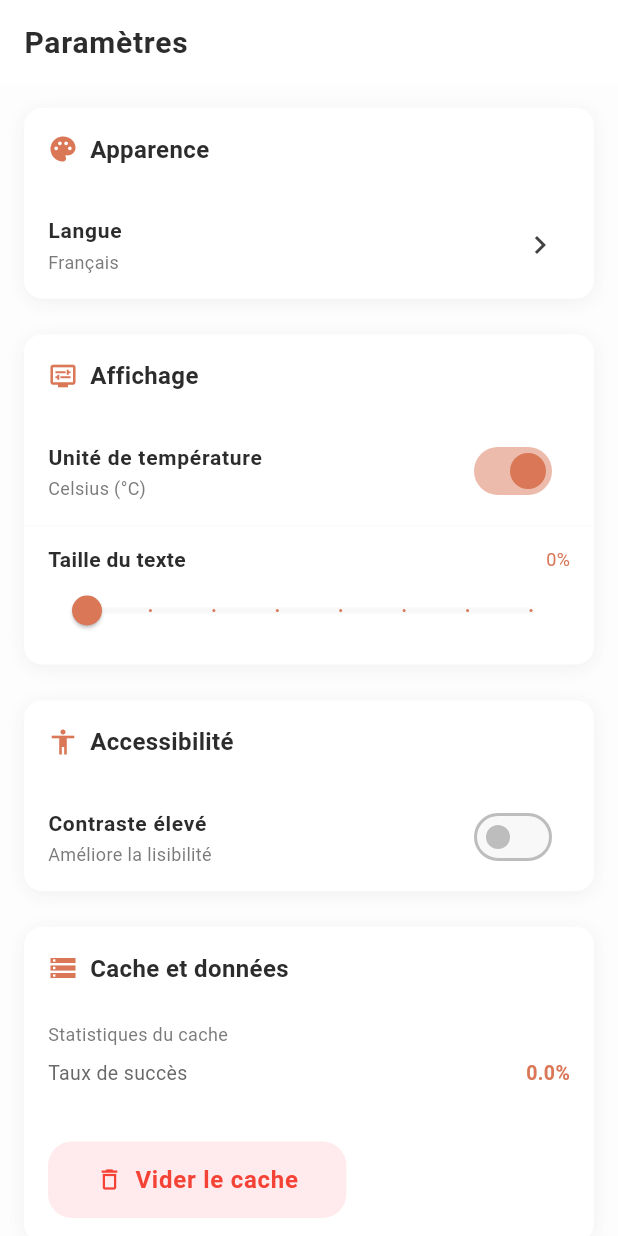
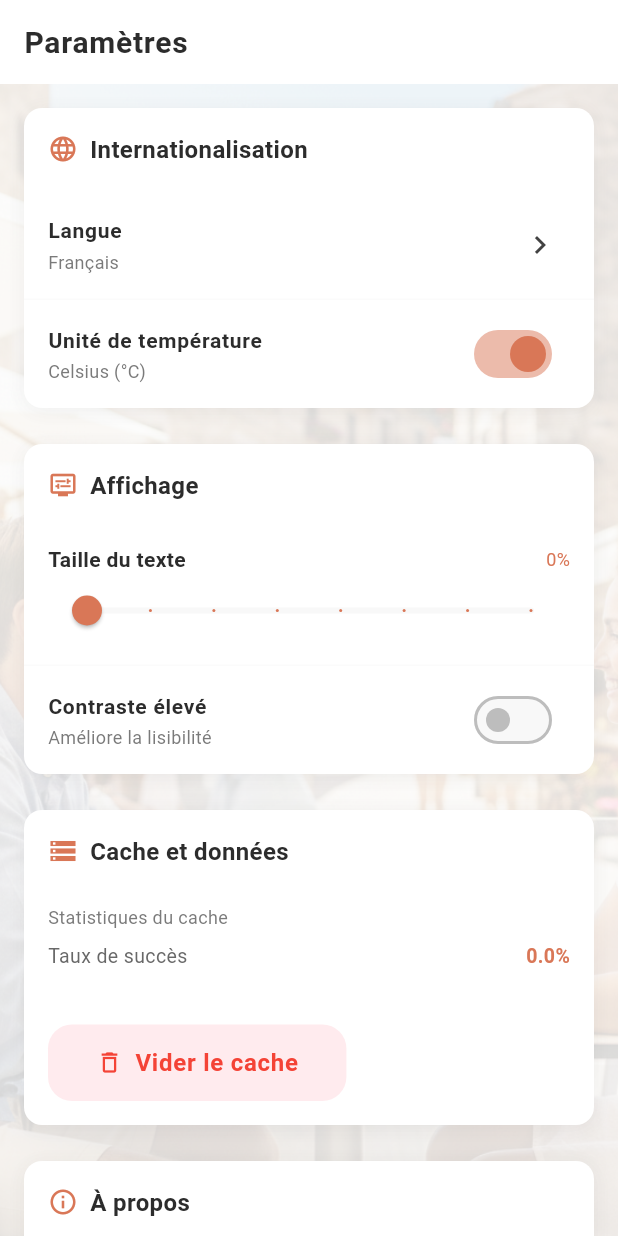
Before and after one commit to misterchanel/iwantsun-app, a Flutter app: the SettingsScreen screen opened by its route, on a phone screen of 412 x 824 dp. Run offline on Flutter 3.47's test engine with Material 3 defaults, Android fonts, the phone set to English and light mode, and no system bars; our stand-ins replace connectivity_plus, dio, equatable, flutter_dotenv, flutter_map, geolocator and 7 more; accounts and stored records are empty.

Commit message:
Point 4: Reorganisation ecran parametres - Section Internationalisation avec langue et unite temperature - Contraste eleve deplace dans Affichage - Section Accessibilite supprimee - Fond terrasse.png ajoute - Bouton reinitialiser en orange Co-Authored-By: Claude Opus 4.5 <noreply@anthropic.com>

```diff
--- a/lib/presentation/screens/settings_screen.dart
+++ b/lib/presentation/screens/settings_screen.dart
@@ -67,7 +67,15 @@ class _SettingsScreenState extends State<SettingsScreen> {
       ),
       body: _isLoading
           ? const Center(child: CircularProgressIndicator())
-          : ListView(
+          : Container(
+              decoration: const BoxDecoration(
+                image: DecorationImage(
+                  image: AssetImage('assets/images/terrasse.png'),
+                  fit: BoxFit.cover,
+                  opacity: 0.15,
+                ),
+              ),
+              child: ListView(
                 padding: EdgeInsets.fromLTRB(
                   16,
                   16,
@@ -76,10 +84,12 @@ class _SettingsScreenState extends State<SettingsScreen> {
                 ),
                 children: [
                   _buildSection(
-                  title: 'Apparence',
-                  icon: Icons.palette,
+                    title: 'Internationalisation',
+                    icon: Icons.language,
                     children: [
                       _buildLanguageSelector(),
+                      _buildDivider(),
+                      _buildTemperatureUnitSwitch(),
                     ],
                   ),
                   const SizedBox(height: 24),
@@ -87,16 +97,8 @@ class _SettingsScreenState extends State<SettingsScreen> {
                     title: 'Affichage',
                     icon: Icons.display_settings,
                     children: [
-                    _buildTemperatureUnitSwitch(),
+                      _buildTextScaleSlider(),
                       _buildDivider(),
-                    _buildTextScaleSlider(),
-                  ],
-                ),
-                const SizedBox(height: 24),
-                _buildSection(
-                  title: 'Accessibilité',
-                  icon: Icons.accessibility,
-                  children: [
                       _buildHighContrastSwitch(),
                     ],
                   ),
@@ -121,6 +123,7 @@ class _SettingsScreenState extends State<SettingsScreen> {
                   const SizedBox(height: 24),
                   _buildResetButton(),
                 ],
+              ),
             ),
     );
   }
@@ -502,7 +505,7 @@ class _SettingsScreenState extends State<SettingsScreen> {
   Widget _buildResetButton() {
     return Padding(
       padding: const EdgeInsets.symmetric(horizontal: 16),
-      child: OutlinedButton.icon(
+      child: ElevatedButton.icon(
         onPressed: () async {
           final confirm = await showDialog<bool>(
             context: context,
@@ -545,9 +548,13 @@ class _SettingsScreenState extends State<SettingsScreen> {
         },
         icon: const Icon(Icons.restore),
         label: const Text('Réinitialiser aux valeurs par défaut'),
-        style: OutlinedButton.styleFrom(
-          foregroundColor: AppColors.darkGray,
-          side: BorderSide(color: AppColors.lightGray),
+        style: ElevatedButton.styleFrom(
+          backgroundColor: AppColors.primaryOrange,
+          foregroundColor: Colors.white,
+          padding: const EdgeInsets.symmetric(vertical: 16),
+          shape: RoundedRectangleBorder(
+            borderRadius: BorderRadius.circular(12),
+          ),
         ),
       ),
     );
```
Lines whose indentation alone changed are shown as unchanged.
